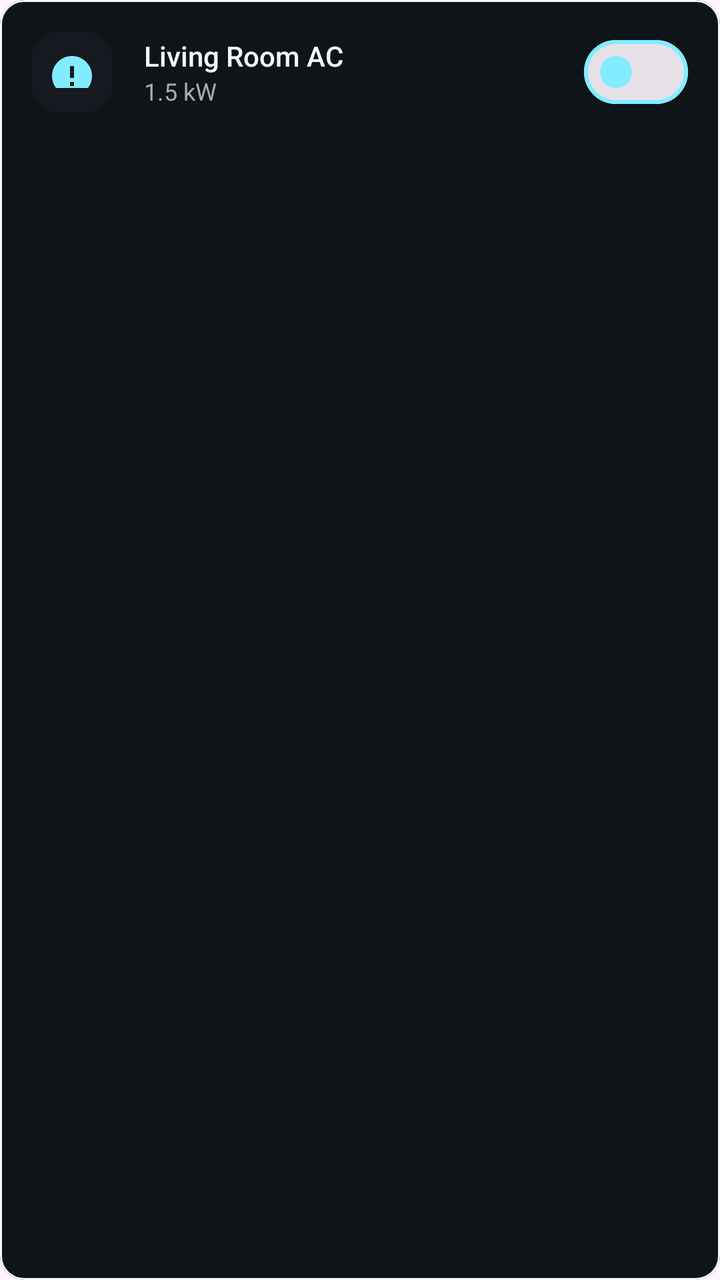
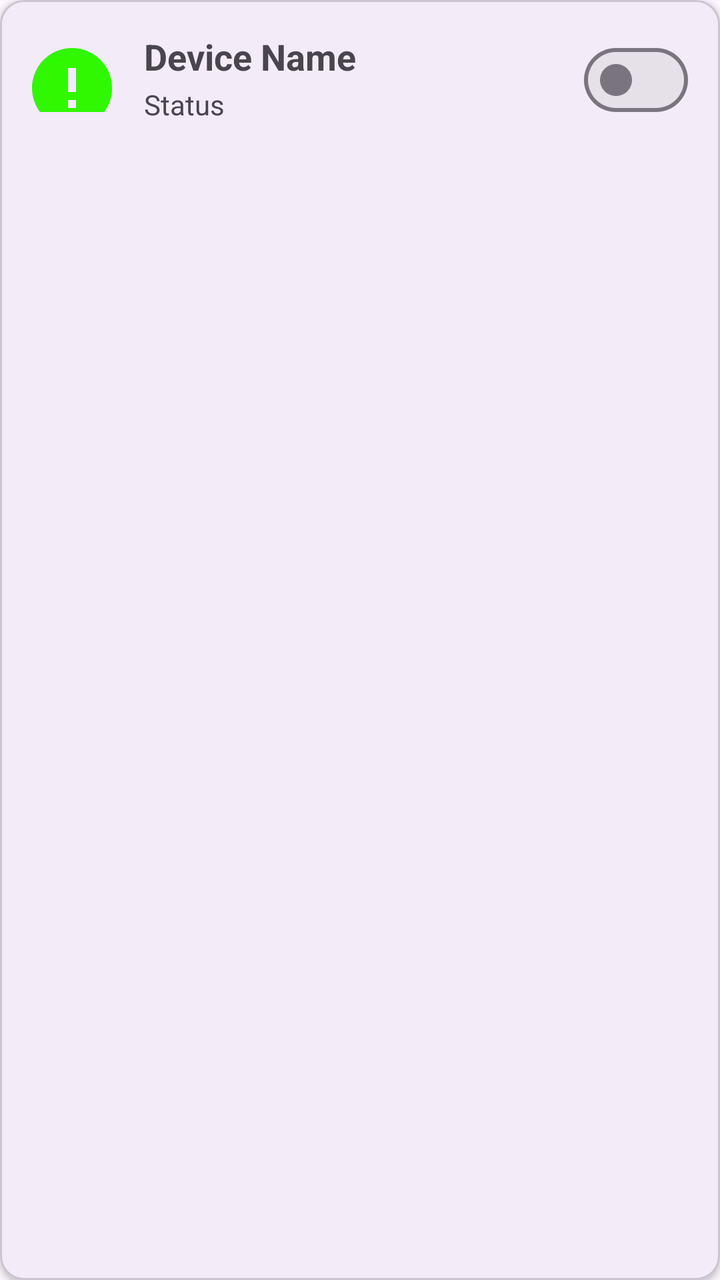

The first picture is an Android layout as it rendered before a commit; the second is the same layout after the commit. The layout source and the unified diff follow.
<!-- AndroidManifest.xml: application theme Theme.MyApplication -->
<!-- res/layout/item_device.xml -->
<?xml version="1.0" encoding="utf-8"?>
<com.google.android.material.card.MaterialCardView xmlns:android="http://schemas.android.com/apk/res/android"
    xmlns:app="http://schemas.android.com/apk/res-auto"
    xmlns:tools="http://schemas.android.com/tools"
    android:id="@+id/cardDevice"
    android:layout_width="match_parent"
    android:layout_height="wrap_content"
    android:layout_marginBottom="12dp"
    app:cardCornerRadius="12dp"
    app:cardElevation="0dp"
    app:strokeWidth="1dp"
    app:strokeColor="#F3F7FD"
    app:cardBackgroundColor="#0E1418">

    <androidx.constraintlayout.widget.ConstraintLayout
        android:layout_width="match_parent"
        android:layout_height="72dp"
        android:padding="16dp">

        <FrameLayout
            android:id="@+id/iconContainer"
            android:layout_width="40dp"
            android:layout_height="40dp"
            android:background="@drawable/bg_device_icon"
            app:layout_constraintBottom_toBottomOf="parent"
            app:layout_constraintStart_toStartOf="parent"
            app:layout_constraintTop_toTopOf="parent">

            <ImageView
                android:id="@+id/ivDeviceIcon"
                android:layout_width="20dp"
                android:layout_height="20dp"
                android:layout_gravity="center"
                android:src="@drawable/ic_power"
                app:tint="#81ECFF" />
        </FrameLayout>

        <TextView
            android:id="@+id/tvDeviceName"
            android:layout_width="0dp"
            android:layout_height="wrap_content"
            android:layout_marginStart="16dp"
            android:fontFamily="sans-serif-medium"
            android:text="Living Room AC"
            android:textColor="#F3F7FD"
            android:textSize="14sp"
            app:layout_constraintBottom_toTopOf="@+id/tvDeviceStatus"
            app:layout_constraintEnd_toStartOf="@+id/swDeviceToggle"
            app:layout_constraintStart_toEndOf="@id/iconContainer"
            app:layout_constraintTop_toTopOf="parent"
            app:layout_constraintVertical_chainStyle="packed" />

        <TextView
            android:id="@+id/tvDeviceStatus"
            android:layout_width="0dp"
            android:layout_height="wrap_content"
            android:text="1.5 kW"
            android:textColor="#A7ABB1"
            android:textSize="12sp"
            app:layout_constraintBottom_toBottomOf="parent"
            app:layout_constraintEnd_toStartOf="@+id/swDeviceToggle"
            app:layout_constraintStart_toStartOf="@+id/tvDeviceName"
            app:layout_constraintTop_toBottomOf="@id/tvDeviceName" />

        <com.google.android.material.materialswitch.MaterialSwitch
            android:id="@+id/swDeviceToggle"
            android:layout_width="wrap_content"
            android:layout_height="wrap_content"
            app:layout_constraintBottom_toBottomOf="parent"
            app:layout_constraintEnd_toEndOf="parent"
            app:layout_constraintTop_toTopOf="parent"
            app:thumbTint="@color/cyan_glow"
            app:trackDecorationTint="@color/cyan_glow" />

    </androidx.constraintlayout.widget.ConstraintLayout>
</com.google.android.material.card.MaterialCardView>
<!-- resources referenced by this layout -->
<resources>
  <color name="cyan_glow">#81ECFF</color>
  <!-- drawable bg_device_icon (drawable) -->
  <?xml version="1.0" encoding="utf-8"?>
  <shape xmlns:android="http://schemas.android.com/apk/res/android">
      <solid android:color="#141A1F" />
      <corners android:radius="12dp" />
  </shape>
  <!-- drawable ic_power (drawable) -->
  <vector xmlns:android="http://schemas.android.com/apk/res/android"
      android:width="20dp"
      android:height="16dp"
      android:viewportWidth="20"
      android:viewportHeight="16">
      <path
          android:fillColor="#2FF801"
          android:pathData="M10,0C4.48,0 0,4.48 0,10C0,15.52 4.48,20 10,20C15.52,20 20,15.52 20,10C20,4.48 15.52,0 10,0ZM11,15L9,15L9,13L11,13L11,15ZM11,11L9,11L9,5L11,5L11,11Z" />
  </vector>
  <style name="Theme.MyApplication" parent="Base.Theme.MyApplication" />
  <style name="Base.Theme.MyApplication" parent="Theme.Material3.DayNight.NoActionBar">
          
          
      </style>
</resources>

<!-- the commit's change to res/layout/item_device.xml (unified diff, before → after) -->
@@ -1,66 +1,48 @@
 <?xml version="1.0" encoding="utf-8"?>
 <com.google.android.material.card.MaterialCardView xmlns:android="http://schemas.android.com/apk/res/android"
     xmlns:app="http://schemas.android.com/apk/res-auto"
-    xmlns:tools="http://schemas.android.com/tools"
     android:id="@+id/cardDevice"
     android:layout_width="match_parent"
     android:layout_height="wrap_content"
-    android:layout_marginBottom="12dp"
+    android:layout_margin="8dp"
     app:cardCornerRadius="12dp"
-    app:cardElevation="0dp"
-    app:strokeWidth="1dp"
-    app:strokeColor="#F3F7FD"
-    app:cardBackgroundColor="#0E1418">
+    app:cardElevation="2dp">
 
     <androidx.constraintlayout.widget.ConstraintLayout
         android:layout_width="match_parent"
-        android:layout_height="72dp"
+        android:layout_height="wrap_content"
         android:padding="16dp">
 
-        <FrameLayout
-            android:id="@+id/iconContainer"
+        <ImageView
+            android:id="@+id/ivDeviceIcon"
             android:layout_width="40dp"
             android:layout_height="40dp"
-            android:background="@drawable/bg_device_icon"
-            app:layout_constraintBottom_toBottomOf="parent"
+            android:src="@drawable/ic_power"
             app:layout_constraintStart_toStartOf="parent"
-            app:layout_constraintTop_toTopOf="parent">
-
-            <ImageView
-                android:id="@+id/ivDeviceIcon"
-                android:layout_width="20dp"
-                android:layout_height="20dp"
-                android:layout_gravity="center"
-                android:src="@drawable/ic_power"
-                app:tint="#81ECFF" />
-        </FrameLayout>
+            app:layout_constraintTop_toTopOf="parent"
+            app:layout_constraintBottom_toBottomOf="parent"/>
 
         <TextView
             android:id="@+id/tvDeviceName"
             android:layout_width="0dp"
             android:layout_height="wrap_content"
             android:layout_marginStart="16dp"
-            android:fontFamily="sans-serif-medium"
-            android:text="Living Room AC"
-            android:textColor="#F3F7FD"
-            android:textSize="14sp"
-            app:layout_constraintBottom_toTopOf="@+id/tvDeviceStatus"
+            android:text="Device Name"
+            android:textSize="18sp"
+            android:textStyle="bold"
             app:layout_constraintEnd_toStartOf="@+id/swDeviceToggle"
-            app:layout_constraintStart_toEndOf="@id/iconContainer"
-            app:layout_constraintTop_toTopOf="parent"
-            app:layout_constraintVertical_chainStyle="packed" />
+            app:layout_constraintStart_toEndOf="@+id/ivDeviceIcon"
+            app:layout_constraintTop_toTopOf="parent" />
 
         <TextView
             android:id="@+id/tvDeviceStatus"
             android:layout_width="0dp"
             android:layout_height="wrap_content"
-            android:text="1.5 kW"
-            android:textColor="#A7ABB1"
-            android:textSize="12sp"
+            android:text="Status"
             app:layout_constraintBottom_toBottomOf="parent"
-            app:layout_constraintEnd_toStartOf="@+id/swDeviceToggle"
+            app:layout_constraintEnd_toEndOf="@+id/tvDeviceName"
             app:layout_constraintStart_toStartOf="@+id/tvDeviceName"
-            app:layout_constraintTop_toBottomOf="@id/tvDeviceName" />
+            app:layout_constraintTop_toBottomOf="@+id/tvDeviceName" />
 
         <com.google.android.material.materialswitch.MaterialSwitch
             android:id="@+id/swDeviceToggle"
@@ -68,9 +50,7 @@
             android:layout_height="wrap_content"
             app:layout_constraintBottom_toBottomOf="parent"
             app:layout_constraintEnd_toEndOf="parent"
-            app:layout_constraintTop_toTopOf="parent"
-            app:thumbTint="@color/cyan_glow"
-            app:trackDecorationTint="@color/cyan_glow" />
+            app:layout_constraintTop_toTopOf="parent" />
 
     </androidx.constraintlayout.widget.ConstraintLayout>
 </com.google.android.material.card.MaterialCardView>
<!-- resource entries referenced after the edit -->
@@ -1,12 +1,5 @@
 <!-- resources referenced by this layout -->
 <resources>
-  <color name="cyan_glow">#81ECFF</color>
-  <!-- drawable bg_device_icon (drawable) -->
-  <?xml version="1.0" encoding="utf-8"?>
-  <shape xmlns:android="http://schemas.android.com/apk/res/android">
-      <solid android:color="#141A1F" />
-      <corners android:radius="12dp" />
-  </shape>
   <!-- drawable ic_power (drawable) -->
   <vector xmlns:android="http://schemas.android.com/apk/res/android"
       android:width="20dp"
